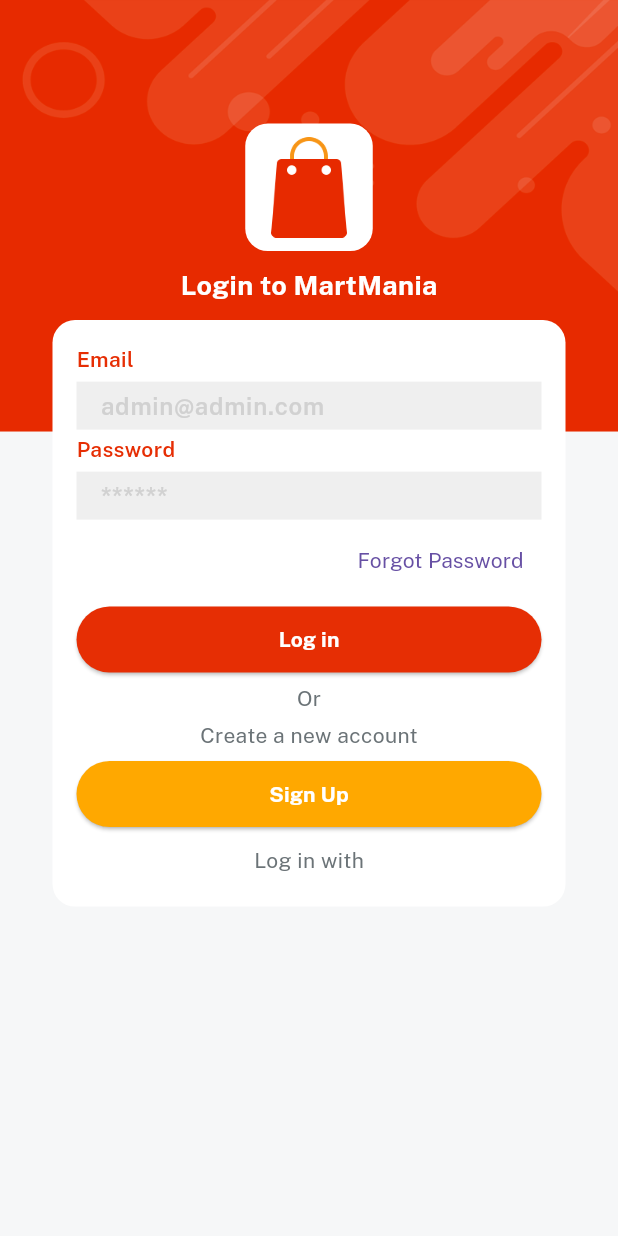
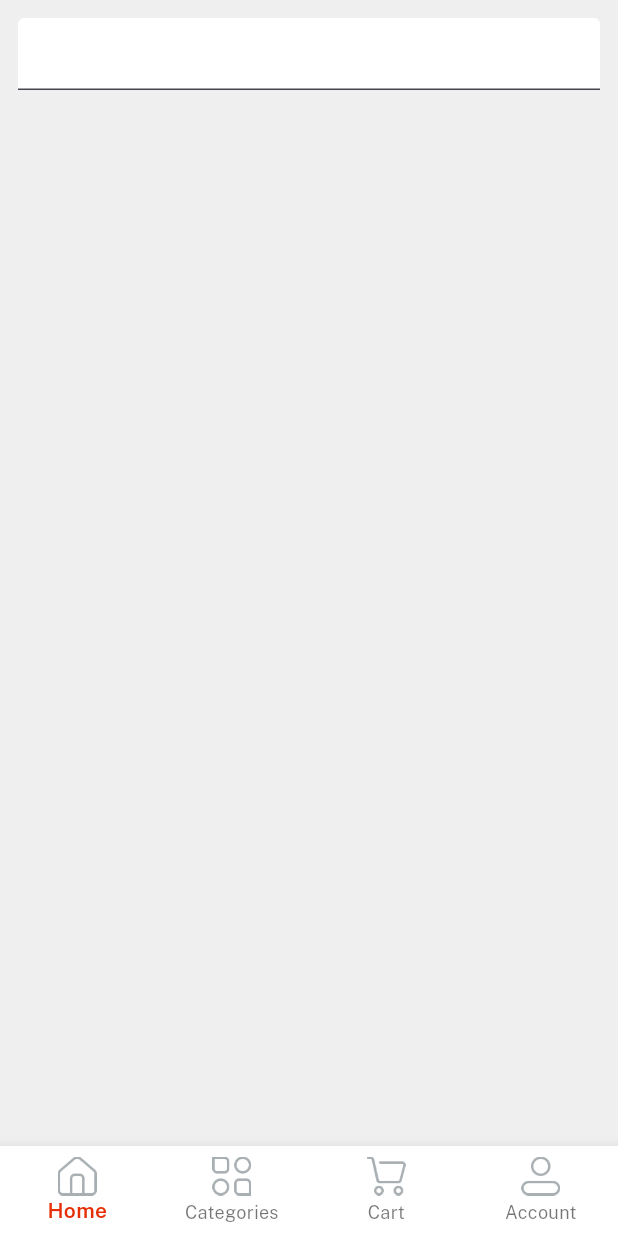
Before and after one commit to PrithirajTalukder/E-Mart-App-Flutter, a Flutter app: the screen it shows after launch, after a tap on "Log in", on a phone screen of 412 x 824 dp. Run offline on Flutter 3.47's test engine with Material 3 defaults, Android fonts, the phone set to English and light mode, and no system bars; our stand-ins replace get, velocity_x.

Commit message:
Home page

```diff
--- a/lib/consts/strings.dart
+++ b/lib/consts/strings.dart
@@ -2,13 +2,28 @@ const appname = "MartMania";
 const appversion = "Version 1.0.0";
 const credits = "By Prithiraj";
 const email = "Email";
-const emailHint = "admin@admin.com";
+const emailHint = "Prithi@gmail.com";
 const password = "Password";
 const passwordHint = "******";
 const forgetPass = "Forgot Password";
 const login = "Log in";
 const signup = "Sign Up";
 const createNewAccount1 = "Or";
-
+const name = "Name";
+const resetpassword = "Reset Password";
+const namehint = "Prithiraj Talukder";
 const createNewAccount = "Create a new account";
 const loginwith = "Log in with";
+const policies = "Privacy Policies";
+const terms = "Terms and Conditions";
+const acc = "Already have an account?";
+
+
+
+
+const home = "Home", categories = "Categories", cart = "Cart", account ="Account";
+
+
+
+const search = "Search anything...", todayDeal = "Today's Deal", flash = "Flash Sale", sellers = "Top Sellers",
+tcategories = "Top Categories", fcategories = "Featured Categories";
--- /dev/null
+++ b/lib/controllers/home_controller.dart
@@ -0,0 +1,6 @@
+import 'package:get/get.dart';
+
+class HomeController extends GetxController{
+  var currentNavIndex = 0.obs;
+
+}
--- a/lib/views/auth_screen/login_screen.dart
+++ b/lib/views/auth_screen/login_screen.dart
@@ -1,9 +1,13 @@
 import 'package:ecom_store/consts/consts.dart';
+import 'package:ecom_store/consts/lists.dart';
+import 'package:ecom_store/views/auth_screen/signup_screen.dart';
+import 'package:ecom_store/views/home_screen/home.dart';
 import 'package:ecom_store/widgets_common/applogo_widget.dart';
 import 'package:ecom_store/widgets_common/bg_widget.dart';
 import 'package:ecom_store/widgets_common/custom_textfield.dart';
 import 'package:ecom_store/widgets_common/our_button.dart';
 import 'package:flutter/material.dart';
+import 'package:get/get.dart';
 
 class LoginScreen extends StatelessWidget {
   const LoginScreen({super.key});
@@ -12,13 +16,15 @@ class LoginScreen extends StatelessWidget {
   Widget build(BuildContext context) {
     return bgWidget(
       child: Scaffold(
+
+        resizeToAvoidBottomInset: false,
         body: Center(
           child: Column(
             children: [
               (context.screenHeight * 0.1).heightBox,
               applogoWidget(),
               10.heightBox,
-              "Login to $appname".text.fontFamily(bold).white.size(18).make(),
+              "Loginin to $appname".text.fontFamily(bold).white.size(18).make(),
               10.heightBox,
 
               Column(
@@ -34,7 +40,9 @@ class LoginScreen extends StatelessWidget {
 
 
                     ourButton
-                    (color: redColor, title: login, textColor: whiteColor, onPress: () {}).
+                    (color: redColor, title: login, textColor: whiteColor, onPress: () {
+                      Get.to(() => const Home());
+                    }).
                     box.
                     width(context.screenWidth -50)
                     .make(),
@@ -44,15 +52,32 @@ class LoginScreen extends StatelessWidget {
                     5.heightBox,
                     createNewAccount.text.color(fontGrey).make(),
                     5.heightBox,
-                    ourButton(color: golden, title: signup, textColor: whiteColor, onPress: () {}).box.width(context.screenWidth - 50).make(),
+                    ourButton(color: golden, title: signup, textColor: whiteColor, onPress: () {
+                      Get.to (() => const SignupScreen());
+                    }).box.width(context.screenWidth - 50).make(),
                     10.heightBox,
                     loginwith.text.color(fontGrey).make(),
-                    5.heightBox,
+                    15.heightBox,
+                    Row(
+
+                      mainAxisAlignment: MainAxisAlignment.center,
+
+                      children:
+                      List.generate(3, (index)=>Padding(
+                        padding: const EdgeInsets.all(8.0),
+                        child: CircleAvatar(
+                          backgroundColor: lightGrey,
+                          radius: 25,
+                          child: Image.asset(socialIconList[index], width: 30,),
+                        ),
+                      )),
+
+                    )
 
 
 
                              ],
-              ).box.white.rounded.padding(const EdgeInsets.all(16)).width(context.screenWidth-70).make(),
+              ).box.white.rounded.padding(const EdgeInsets.all(16)).width(context.screenWidth-70).shadowSm.make(),
 
             ],
           ),
--- /dev/null
+++ b/lib/views/home_screen/home.dart
@@ -0,0 +1,53 @@
+import 'package:ecom_store/consts/consts.dart';
+import 'package:ecom_store/controllers/home_controller.dart';
+import 'package:ecom_store/views/cart_screen/cart_screen.dart';
+import 'package:ecom_store/views/category_screen/category_screen.dart';
+import 'package:ecom_store/views/home_screen/home_screen.dart';
+import 'package:ecom_store/views/profile_screen/profile_screen.dart';
+import 'package:flutter/material.dart';
+import 'package:get/get.dart';
+
+class Home extends StatelessWidget {
+  const Home({super.key});
+
+  @override
+  Widget build(BuildContext context) {
+    var controller = Get.put(HomeController());
+
+    var navbarItem = [
+        BottomNavigationBarItem(icon: Image.asset(icHome, width: 26), label: home),
+        BottomNavigationBarItem(icon: Image.asset(icCategories, width: 26), label: categories),
+        BottomNavigationBarItem(icon: Image.asset(icCart, width: 26), label: cart),
+        BottomNavigationBarItem(icon: Image.asset(icProfile, width: 26), label: account),
+    ];
+
+    var navBody=[
+      const HomeScreen(),
+      const CategoryScreen(),
+      const CartScreen(),
+      const ProfileScreen(),
+
+
+
+    ];
+    return  Scaffold(
+      body: Column(
+        children: [
+          Obx(()=>Expanded(child: navBody.elementAt(controller.currentNavIndex.value),)),
+        ],
+      ),
+      bottomNavigationBar: Obx(()=>
+        BottomNavigationBar(
+          currentIndex: controller.currentNavIndex.value,
+          selectedItemColor: redColor,
+          selectedLabelStyle: const TextStyle(fontFamily: semibold),
+          backgroundColor: whiteColor,
+          type : BottomNavigationBarType.fixed,
+          items: navbarItem,
+          onTap: (value) {
+            controller.currentNavIndex.value = value;
+          } ,),
+      ),
+    );
+  }
+}
--- /dev/null
+++ b/lib/views/home_screen/home_screen.dart
@@ -0,0 +1,34 @@
+import 'package:ecom_store/consts/consts.dart';
+import 'package:flutter/foundation.dart';
+import 'package:flutter/material.dart';
+import 'package:flutter/widgets.dart';
+
+class HomeScreen extends StatelessWidget {
+  const HomeScreen({super.key});
+
+  @override
+  Widget build(BuildContext context) {
+    return Container(
+
+      padding: const EdgeInsets.all(12),
+      color: lightGrey,
+      width: context.screenWidth,
+      height: context.screenHeight,
+      child: SafeArea(child: Column(
+        children: [
+          Container(
+            color: lightGrey,
+            child: TextFormField(
+              decoration: const InputDecoration(
+                filled: true,
+                fillColor: whiteColor,
+              ),
+            ),
+          )
+        ],
+      )),
+
+
+      );
+  }
+}
--- a/lib/views/splash_screen/splash_screen.dart
+++ b/lib/views/splash_screen/splash_screen.dart
@@ -18,7 +18,7 @@ class _SplashScreenState extends State<SplashScreen> {
 //path to login
 
   ChangeScreen(){
-    Future.delayed( const Duration(seconds: 3), () {
+    Future.delayed( const Duration(seconds: 1), () {
       Get.to(()=> const LoginScreen());
     });
   }
--- a/lib/widgets_common/our_button.dart
+++ b/lib/widgets_common/our_button.dart
@@ -8,9 +8,7 @@ Widget ourButton({ String? title , onPress, color, textColor}){
       padding: const EdgeInsets.all(12),
     ),
 
-    onPressed: () {
-      onPress;
-    },
+    onPressed: onPress,
 
     child: title!.text.color(textColor).fontFamily(bold).make());
 }
```
Also changed, not shown: lib/consts/lists.dart (added, +9 -0 lines), lib/views/auth_screen/signup_screen.dart (added, +128 -0 lines), lib/views/cart_screen/cart_screen.dart (added, +12 -0 lines), lib/views/category_screen/category_screen.dart (added, +12 -0 lines), lib/views/profile_screen/profile_screen.dart (added, +12 -0 lines).
